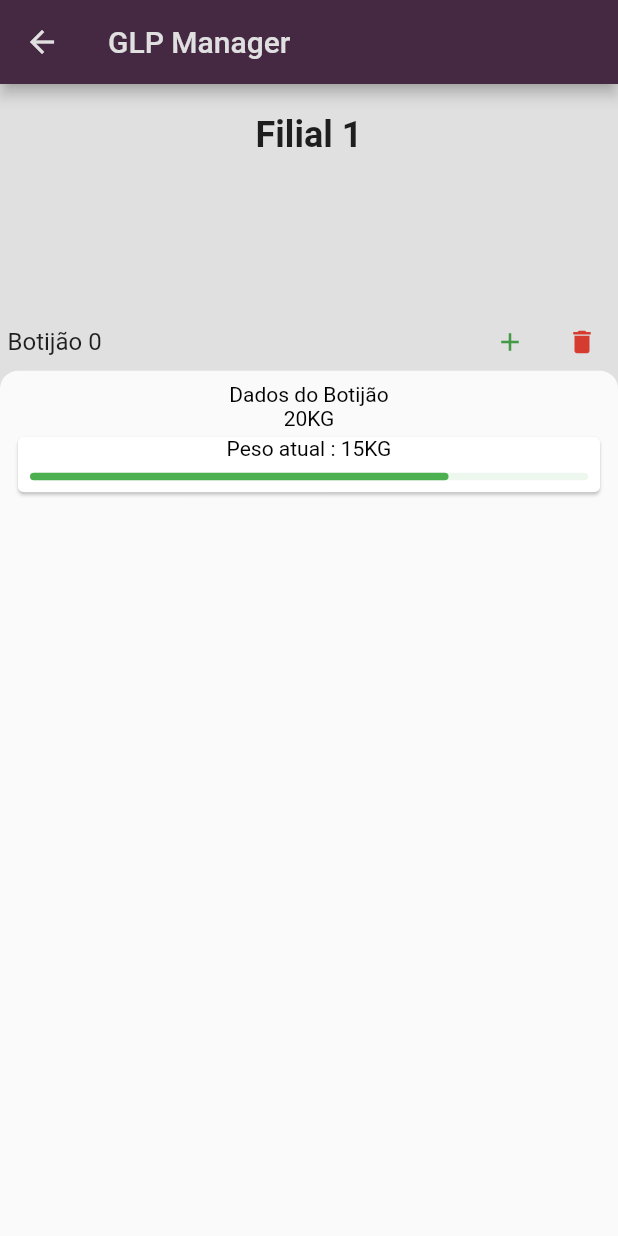
After one commit to mathbonato/gastrics_mobile, a Flutter app: the BotijaoPage screen opened directly, after a tap on the "add" icon, on a phone screen of 412 x 824 dp. The commit adds this screen. Run offline on Flutter 3.47's test engine with Material 2 defaults, Android fonts, the phone set to English and light mode, and no system bars; our stand-ins replace get, google_fonts, modal_bottom_sheet; missing offline and left inert: dart:ffi.

Commit message:
BotijaoPage

```diff
--- a/lib/components/card.dart
+++ b/lib/components/card.dart
@@ -43,7 +43,9 @@ class _CustomCardState extends State<CustomCard> {
               style: const TextStyle(
                   fontWeight: FontWeight.bold,
                   color: AppColors.background,
-                  fontSize: 18)),
+                  fontSize: 18,
+                  decoration:TextDecoration.none,)),
+
           Center(
             child: Text('${widget.percentage}%',
                 maxLines: 1,
@@ -51,7 +53,8 @@ class _CustomCardState extends State<CustomCard> {
                 style: const TextStyle(
                     fontWeight: FontWeight.bold,
                     color: AppColors.background,
-                    fontSize: 18)),
+                    fontSize: 18,
+                    decoration:TextDecoration.none,)),
           ),
           ProgressLine(
               color: widget.percentage <= 10 ? Colors.red : Colors.green,
--- /dev/null
+++ b/lib/modules/botijao/botijao_page.dart
@@ -0,0 +1,179 @@
+import 'package:flutter/material.dart';
+import 'package:get/get.dart';
+import 'package:glp_manager_mobile/modules/dashboard/dashboard_page.dart';
+import 'package:glp_manager_mobile/shared/themes/appcollors.dart';
+
+import '../../components/already_have_an_account_acheck.dart';
+import '../../components/rounded_button.dart';
+import '../../components/rounded_input_field.dart';
+import '../../components/rounded_password_field.dart';
+import 'package:modal_bottom_sheet/modal_bottom_sheet.dart';
+import 'package:glp_manager_mobile/components/card.dart';
+import 'package:glp_manager_mobile/components/progress_line.dart';
+
+
+class BotijaoPage extends StatefulWidget {
+  const BotijaoPage({Key? key}) : super(key: key);
+
+  @override
+  State<BotijaoPage> createState() => _BotijaoPageState();
+
+
+}
+ final List<String> _myList = List.generate(15, (index) => 'Botijão $index');
+class _BotijaoPageState extends State<BotijaoPage> {
+  @override
+  Widget build(BuildContext context) {
+    final size = MediaQuery.of(context).size;
+    return Scaffold(
+      backgroundColor: AppColors.background,
+      appBar: AppBar(
+          backgroundColor: AppColors.primary, title: const Text("GLP Manager")),
+      body: Container(
+        child: Column(
+          children:<Widget>[
+
+          Container(
+            margin: EdgeInsets.only(top:20.0),
+            child: Center(child:Text("Filial 1",style:TextStyle(fontWeight:FontWeight.bold,fontSize:24)),),),
+
+            Expanded(
+
+            child:Container(
+              margin: EdgeInsets.only(top:100.0),
+          child:ListView.separated(
+              itemCount: _myList.length,
+            // The list items
+            itemBuilder: (context, index) {
+              return Container(
+                child:Row(
+                  mainAxisAlignment:MainAxisAlignment.spaceBetween,
+                  children:<Widget>[
+                    Container(
+                      margin:EdgeInsets.only(left:5),
+                      child:Text(
+                      _myList[index],
+                style: const TextStyle(fontSize: 16),
+                    ),
+                    ),
+                    Container(
+                      child:Row(
+                        children:<Widget>[
+                          IconButton(
+                            iconSize:20,
+                            icon: Icon(
+                          Icons.add,
+                          color:Colors.green,
+
+                    ),
+                          onPressed:(){
+                            showCupertinoModalBottomSheet(
+                            context: context,
+                            builder: (context) => Container(
+                              height:MediaQuery.of(context).size.height*0.7,
+                                padding:EdgeInsets.all(8),
+                                   child: Column(
+                                children:<Widget>[
+                                    Text(
+                                      "Dados do Botijão",style:TextStyle(fontSize:14,color:Colors.black,decoration:TextDecoration.none),
+                                    ),
+                                       Text(
+                                      "20KG",style:TextStyle(fontSize:14,color:Colors.black,decoration:TextDecoration.none),
+                                    ),
+                                    Card(
+
+                                       child:Column(
+
+                                         children:<Widget>[
+
+                                           Text(
+                                             "Peso atual : 15KG",style:TextStyle(fontSize:14,color:Colors.black,decoration:TextDecoration.none),
+                                           ),
+                                           Container(
+                                             padding:EdgeInsets.all(8),
+                                              child: ProgressLine(
+
+                                               color: Colors.green,
+                                               percentage: 75),
+                                           ),
+
+                                         ],
+                                       ),
+
+
+
+
+
+                                    ),
+
+                                ],
+                              ),
+
+                              ),
+);
+                          }
+                          ),
+
+                      IconButton(
+                            iconSize:20,
+                            icon: Icon(
+                          Icons.delete,
+                          color:Colors.red,
+
+                    ),
+                          onPressed:(){
+        showCupertinoModalBottomSheet(
+                            context: context,
+                            builder: (context) => Container(
+                              padding:EdgeInsets.all(8),
+                              height:MediaQuery.of(context).size.height*0.2,
+                              child: Column(
+                                children:<Widget>[
+                                    Text(
+                                      "Deseja excluir este botijão?",style:TextStyle(fontSize:14,color:Colors.black,decoration:TextDecoration.none),
+                                    ),
+                                    RoundedButton(
+                                      text:"Confirmar",
+                                      color:Colors.red,
+                                      press:(){
+                                        setState((){
+                                        _myList.removeAt(index);
+
+                                        });
+                                        Navigator.pop(context);
+                                      },
+                                    ),
+                                ],
+                              ),
+                              ),
+);
+
+                          }
+                          ),
+                        ],
+                      ),
+                    ),
+
+                  ],
+                ),
+
+              );
+            },
+            // The separators
+            separatorBuilder: (context, index) {
+              return Divider(
+                color: Colors.black,
+              );
+            }),
+          ),
+          ),
+
+          ],
+        ),
+
+
+      ),
+
+    );
+  }
+}
--- a/pubspec.yaml
+++ b/pubspec.yaml
@@ -36,6 +36,7 @@ dependencies:
   cupertino_icons: ^1.0.2
   google_fonts: ^2.3.2
   get:
+  modal_bottom_sheet: ^2.0.1
 
 dev_dependencies:
   flutter_test:
```
Also changed, not shown: pubspec.lock.
